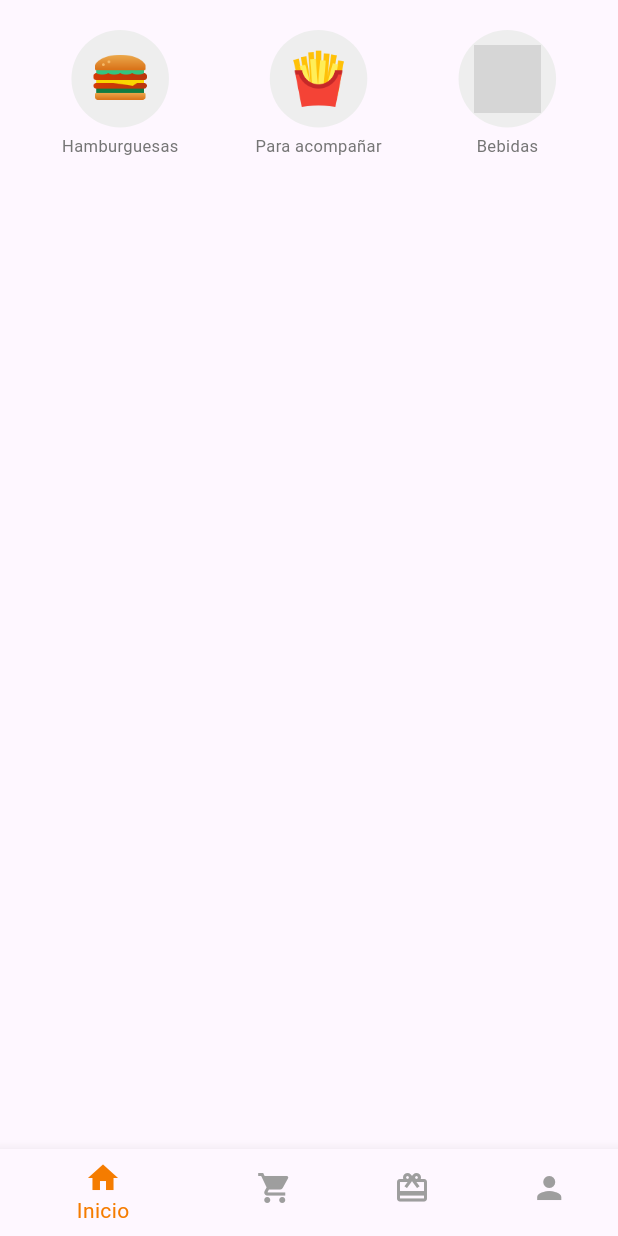
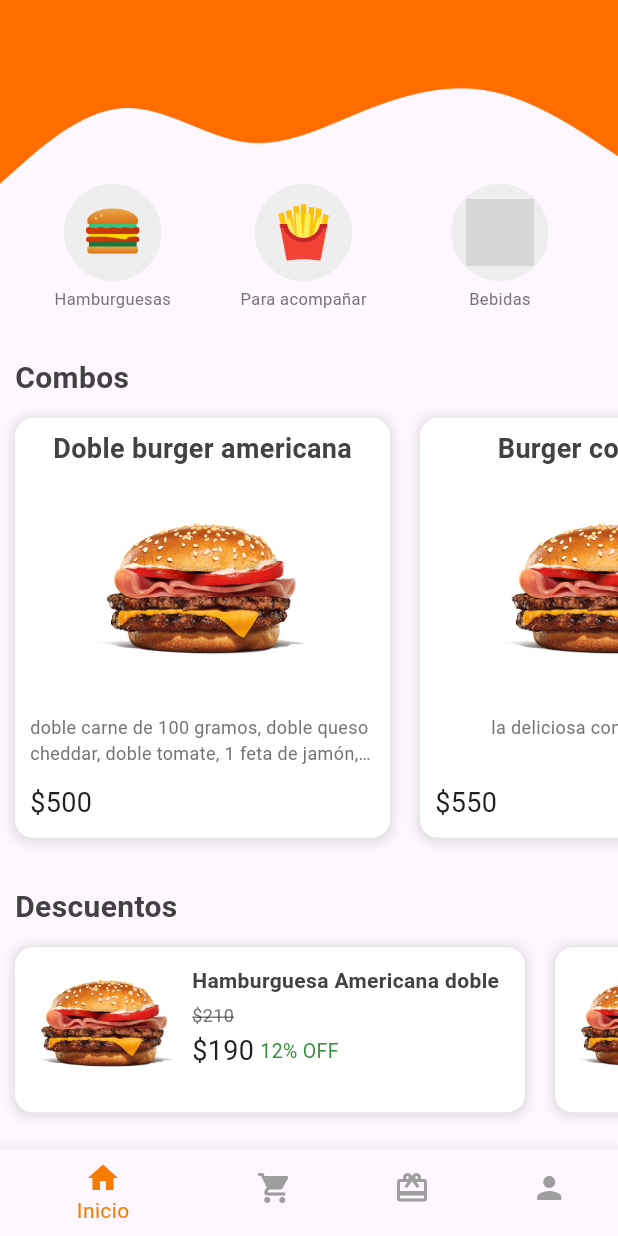
Before and after one commit to lechon1997/forbiddenburgerapp, a Flutter app: the screen it shows after launch, on a phone screen of 412 x 824 dp. Run offline on Flutter 3.47's test engine with Material 3 defaults, Android fonts, the light colour scheme and no system bars; our stand-ins replace country_picker, flutter_bloc, intl_phone_field; grey boxes are pictures that could not be loaded.

Commit message:
pantalla home

```diff
--- a/lib/Presentation/pages/home_page.dart
+++ b/lib/Presentation/pages/home_page.dart
@@ -1,4 +1,7 @@
 import 'package:flutter/material.dart';
+import 'package:forbiddenburgerapp/Presentation/pages/burgers_page.dart';
+import 'package:forbiddenburgerapp/Presentation/widgets/meal_deals_container_widget.dart';
+import 'package:forbiddenburgerapp/Presentation/widgets/special_discounts_container.dart';
 
 class HomePage extends StatefulWidget {
   const HomePage({super.key});
@@ -12,22 +15,28 @@ class _HomePageState extends State<HomePage> {
   Widget build(BuildContext context) {
     Size size = MediaQuery.of(context).size;
     return Scaffold(
-      body: SafeArea(
-          child: SingleChildScrollView(
+      body: SingleChildScrollView(
         child: Container(
-          margin: const EdgeInsets.symmetric(vertical: 20),
           child: Column(
+            mainAxisAlignment: MainAxisAlignment.start,
             children: [
+              Image.asset(
+                "assets/images/p13.png",
+                width: size.width,
+                fit: BoxFit.cover,
+              ),
               Row(
                 mainAxisAlignment: MainAxisAlignment.spaceEvenly,
                 children: [
                   Container(
-                    margin: const EdgeInsets.symmetric(horizontal: 10),
                     child: Column(
                       children: [
                         ElevatedButton(
                           onPressed: () {
-                            // Acción cuando se presiona el botón
+                            Navigator.push(
+                                context,
+                                MaterialPageRoute(
+                                    builder: (context) => const BurgersPage()));
                           },
                           style: ElevatedButton.styleFrom(
                             shape: const CircleBorder(),
@@ -118,11 +127,15 @@ class _HomePageState extends State<HomePage> {
                     ),
                   )
                 ],
-              )
+              ),
+              SizedBox(height: 30),
+              MealDealdsWidget(),
+              SizedBox(height: 20),
+              SpecialDiscountsContainer()
             ],
           ),
         ),
-      )),
+      ),
     );
   }
 }
--- /dev/null
+++ b/lib/Presentation/widgets/meal_deals_container_widget.dart
@@ -0,0 +1,52 @@
+import 'package:flutter/material.dart';
+import 'package:forbiddenburgerapp/Presentation/widgets/meal_deals_product_widget.dart';
+
+class MealDealdsWidget extends StatelessWidget {
+  const MealDealdsWidget({super.key});
+
+  @override
+  Widget build(BuildContext context) {
+    return Column(
+      crossAxisAlignment: CrossAxisAlignment.start,
+      children: [
+        Container(
+          margin: const EdgeInsets.symmetric(horizontal: 10),
+          child: const Text(
+            "Combos",
+            style: TextStyle(
+              fontSize: 20,
+              fontWeight: FontWeight.bold,
+              color: Color(0xff424242),
+            ),
+          ),
+        ),
+        const SingleChildScrollView(
+          scrollDirection: Axis.horizontal,
+          child: Row(
+            children: [
+              MealDealsProductWidget(
+                image: "assets/images/burger1.png",
+                name: "Doble burger americana",
+                description:
+                    "doble carne de 100 gramos, doble queso cheddar, doble tomate, 1 feta de jamón, y mayonesa",
+                price: 500,
+              ),
+              MealDealsProductWidget(
+                image: "assets/images/burger1.png",
+                name: "Burger con queso",
+                description: "la deliciosa con extra queso",
+                price: 550,
+              ),
+              MealDealsProductWidget(
+                image: "assets/images/burger1.png",
+                name: "Triple bacon",
+                description: "la mejor para los amantes del bacon",
+                price: 600,
+              ),
+            ],
+          ),
+        )
+      ],
+    );
+  }
+}
--- /dev/null
+++ b/lib/Presentation/widgets/meal_deals_product_widget.dart
@@ -0,0 +1,102 @@
+import 'package:flutter/material.dart';
+
+class MealDealsProductWidget extends StatefulWidget {
+  final String image;
+  final String name;
+  final String description;
+  final int price;
+
+  const MealDealsProductWidget({
+    super.key,
+    required this.image,
+    required this.name,
+    required this.description,
+    required this.price,
+  });
+
+  @override
+  State<StatefulWidget> createState() => _MealDealsProductState();
+}
+
+class _MealDealsProductState extends State<MealDealsProductWidget> {
+  @override
+  Widget build(BuildContext context) {
+    return Container(
+      width: 250,
+      height: 280,
+      padding: const EdgeInsets.all(10),
+      margin: const EdgeInsets.symmetric(horizontal: 10, vertical: 12),
+      decoration: BoxDecoration(
+        color: Colors.white,
+        borderRadius: BorderRadius.circular(12),
+        boxShadow: [
+          BoxShadow(
+            color: Colors.grey.withOpacity(0.3),
+            spreadRadius: 2,
+            blurRadius: 5,
+            offset: const Offset(0, 1),
+          ),
+        ],
+      ),
+      child: Stack(
+        children: [
+          Column(
+            crossAxisAlignment: CrossAxisAlignment.center,
+            children: [
+              Text(
+                widget.name,
+                style: const TextStyle(
+                    fontSize: 18,
+                    fontWeight: FontWeight.bold,
+                    height: 1.2,
+                    color: Color(0xff424242)),
+              ),
+              const SizedBox(height: 6),
+              Container(
+                alignment: Alignment.center,
+                child: ClipRRect(
+                  borderRadius: BorderRadius.circular(
+                      8), // Bordes redondeados en la imagen
+                  child: Image.asset(
+                    widget.image,
+                    fit: BoxFit.cover,
+                    height: 150,
+                    // Ajusta el ancho para llenar el contenedor
+                  ),
+                ),
+              ),
+              const SizedBox(height: 10), // Espacio entre la imagen y el nombre
+              // Espacio entre el nombre y la descripción
+
+              // Descripción del producto con límite de caracteres
+              Text(
+                widget.description,
+                style: const TextStyle(
+                  fontSize: 12,
+                  fontWeight: FontWeight.w400,
+                  color: Color(0xff757575),
+                ),
+                maxLines: 2, // Limitar a dos líneas
+                overflow: TextOverflow
+                    .ellipsis, // Agregar "..." si se excede el límite
+              ),
+            ],
+          ),
+          // Precio del producto posicionado en la esquina inferior izquierda
+          Positioned(
+            bottom: 0, // Distancia desde abajo
+            left: 0, // Distancia desde la izquierda
+            child: Text(
+              "\$${widget.price}",
+              style: const TextStyle(
+                fontSize: 18,
+                fontWeight: FontWeight.w400,
+                color: Color(0xff212121),
+              ),
+            ),
+          ),
+        ],
+      ),
+    );
+  }
+}
--- /dev/null
+++ b/lib/Presentation/widgets/special_discounts_container.dart
@@ -0,0 +1,50 @@
+import 'package:flutter/material.dart';
+import 'package:forbiddenburgerapp/Presentation/widgets/special_discounts_widget.dart';
+
+class SpecialDiscountsContainer extends StatelessWidget {
+  const SpecialDiscountsContainer({super.key});
+
+  @override
+  Widget build(BuildContext context) {
+    return Column(
+      crossAxisAlignment: CrossAxisAlignment.start,
+      children: [
+        Container(
+          margin: const EdgeInsets.symmetric(horizontal: 10),
+          child: const Text(
+            "Descuentos",
+            style: TextStyle(
+                fontSize: 20,
+                fontWeight: FontWeight.bold,
+                color: Color(0xff424242)),
+          ),
+        ),
+        const SingleChildScrollView(
+          scrollDirection: Axis.horizontal,
+          child: Row(
+            children: [
+              SpecialDiscountsWidget(
+                discount: false,
+                newPrice: 190,
+                price: 210,
+                percent: 12,
+              ),
+              SpecialDiscountsWidget(
+                discount: false,
+                newPrice: 190,
+                price: 210,
+                percent: 12,
+              ),
+              SpecialDiscountsWidget(
+                discount: false,
+                newPrice: 190,
+                price: 210,
+                percent: 12,
+              )
+            ],
+          ),
+        )
+      ],
+    );
+  }
+}
--- /dev/null
+++ b/lib/Presentation/widgets/special_discounts_widget.dart
@@ -0,0 +1,217 @@
+import 'package:flutter/material.dart';
+
+class SpecialDiscountsWidget extends StatefulWidget {
+  final bool discount;
+  final int price;
+  final int newPrice;
+  final int percent;
+
+  const SpecialDiscountsWidget({
+    super.key,
+    required this.discount, // Parámtero requerido
+    required this.price, // Parámtero requerido
+    required this.newPrice, // Parámtero requerido
+    required this.percent,
+  });
+
+  @override
+  State<SpecialDiscountsWidget> createState() => _SpecialDiscountsState();
+}
+
+class _SpecialDiscountsState extends State<SpecialDiscountsWidget> {
+  int cartCount = 0;
+
+  @override
+  Widget build(BuildContext context) {
+    return Container(
+        width: 340,
+        height: 110,
+        padding: const EdgeInsets.all(10),
+        margin: const EdgeInsets.symmetric(horizontal: 10, vertical: 12),
+        decoration: BoxDecoration(
+          color: Colors.white,
+          borderRadius: BorderRadius.circular(12),
+          boxShadow: [
+            BoxShadow(
+              color: Colors.grey.withOpacity(0.3),
+              spreadRadius: 2,
+              blurRadius: 5,
+              offset: const Offset(0, 1),
+            ),
+          ],
+        ),
+        child: Column(
+          children: [
+            Row(
+              crossAxisAlignment: CrossAxisAlignment.start,
+              children: [
+                ClipRRect(
+                  borderRadius: BorderRadius.circular(8.0),
+                  child: SizedBox(
+                    width: 100,
+                    height: 80,
+                    child: Image.asset(
+                      "assets/images/burger1.png",
+                      fit: BoxFit.cover,
+                    ),
+                  ),
+                ),
+                const SizedBox(width: 4),
+                Expanded(
+                  child: Container(
+                    padding:
+                        const EdgeInsets.symmetric(horizontal: 4, vertical: 4),
+                    child: Column(
+                      crossAxisAlignment: CrossAxisAlignment.start,
+                      children: [
+                        const Text(
+                          "Hamburguesa Americana doble",
+                          style: TextStyle(
+                            fontSize: 14,
+                            fontWeight: FontWeight.bold,
+                            color: Color(0xff424242),
+                            height: 1.2,
+                          ),
+                        ),
+                        const SizedBox(height: 6),
+                        Column(
+                          crossAxisAlignment: CrossAxisAlignment.start,
+                          children: [
+                            Text(
+                              "\$${widget.price}",
+                              style: const TextStyle(
+                                fontSize: 12,
+                                fontWeight: FontWeight.w400,
+                                color: Color(0xff757575),
+                                decoration: TextDecoration
+                                    .lineThrough, // Agregar línea en el medio
+                                decorationColor: Color(
+                                    0xff212121), // Color de la línea (opcional, usa el mismo que el texto)
+                              ),
+                            ),
+                            const SizedBox(
+                              height: 2,
+                            ),
+                            Row(
+                              children: [
+                                Text(
+                                  "\$${widget.newPrice}",
+                                  style: const TextStyle(
+                                      fontSize: 18,
+                                      fontWeight: FontWeight.w400,
+                                      color: Color(0xff212121)),
+                                ),
+                                const SizedBox(
+                                  width: 4,
+                                ),
+                                Text(
+                                  "${widget.percent}% OFF",
+                                  style: const TextStyle(
+                                      fontSize: 13,
+                                      fontWeight: FontWeight.w400,
+                                      color: Color(0xff388E3C)),
+                                )
+                              ],
+                            )
+                          ],
+                        ),
+                      ],
+                    ),
+                  ),
+                )
+              ],
+            ),
+          ],
+        ));
+  }
+
+  Widget _buildAddButton() {
+    return SizedBox(
+      width: 32, // Ancho del botón circular más pequeño
+      height: 32, // Altura del botón circular más pequeño
+      child: OutlinedButton(
+        style: OutlinedButton.styleFrom(
+          shape: const CircleBorder(), // Forma circular
+          side: const BorderSide(color: Color(0xffBDBDBD)), // Borde gris claro
+          padding: EdgeInsets
+              .zero, // Quitar el padding para acercar el borde al ícono
+        ),
+        onPressed: () {
+          setState(() {
+            cartCount = 1; // Agregar un producto al carrito
+          });
+        },
+        child: const Icon(Icons.add,
+            color: Colors.grey, size: 20), // Ícono más pequeño
+      ),
+    );
+  }
+
+  // Controles cuando hay productos en el carrito
+  Widget _buildCartControls() {
+    return Container(
+      height: 32, // Limitar la altura del contenedor para hacerlo más compacto
+      padding: const EdgeInsets.symmetric(
+          horizontal: 4), // Reducir el padding interno
+      decoration: BoxDecoration(
+        border: Border.all(color: const Color(0xffBDBDBD)), // Borde gris
+        borderRadius: BorderRadius.circular(16), // Bordes redondeados
+      ),
+      child: Row(
+        mainAxisSize: MainAxisSize.min, // Evitar que ocupe todo el espacio
+        children: [
+          IconButton(
+            icon: Icon(
+              cartCount > 1
+                  ? Icons.remove
+                  : Icons.delete, // Mostrar "-" o basurero
+              color: Colors.red,
+            ),
+            padding: EdgeInsets.zero, // Eliminar padding adicional
+            constraints: const BoxConstraints(
+              minWidth: 28, // Reducir el tamaño del botón
+              minHeight: 28,
+              maxHeight: 28, // Controlar la altura del botón
+              maxWidth: 28,
+            ),
+            onPressed: () {
+              setState(() {
+                if (cartCount > 1) {
+                  cartCount--; // Restar uno
+                } else {
+                  cartCount = 0; // Vaciar carrito si llega a 0
+                }
+              });
+            },
+          ),
+          Padding(
+            padding: const EdgeInsets.symmetric(
+                horizontal: 6), // Espacio entre el número y los iconos
+            child: Text(
+              '$cartCount', // Mostrar la cantidad en el carrito
+              style: const TextStyle(fontSize: 16),
+            ),
+          ),
+          IconButton(
+            icon: const Icon(
+              Icons.add,
+              color: Colors.green,
+            ),
+            padding: EdgeInsets.zero, // Eliminar padding adicional
+            constraints: const BoxConstraints(
+              minWidth: 28, // Reducir el tamaño del botón
+              minHeight: 28,
+              maxHeight: 28, // Controlar la altura del botón
+              maxWidth: 28,
+            ),
+            onPressed: () {
+              setState(() {
+                cartCount++; // Agregar uno más al carrito
+              });
+            },
+          ),
+        ],
+      ),
+    );
+  }
+}
```
Also changed, not shown: lib/Presentation/pages/burgers_page.dart (added, +35 -0 lines), lib/Presentation/widgets/product_widget.dart (added, +230 -0 lines), assets/images/burger1.png (added), assets/images/yo.jpg (added).
